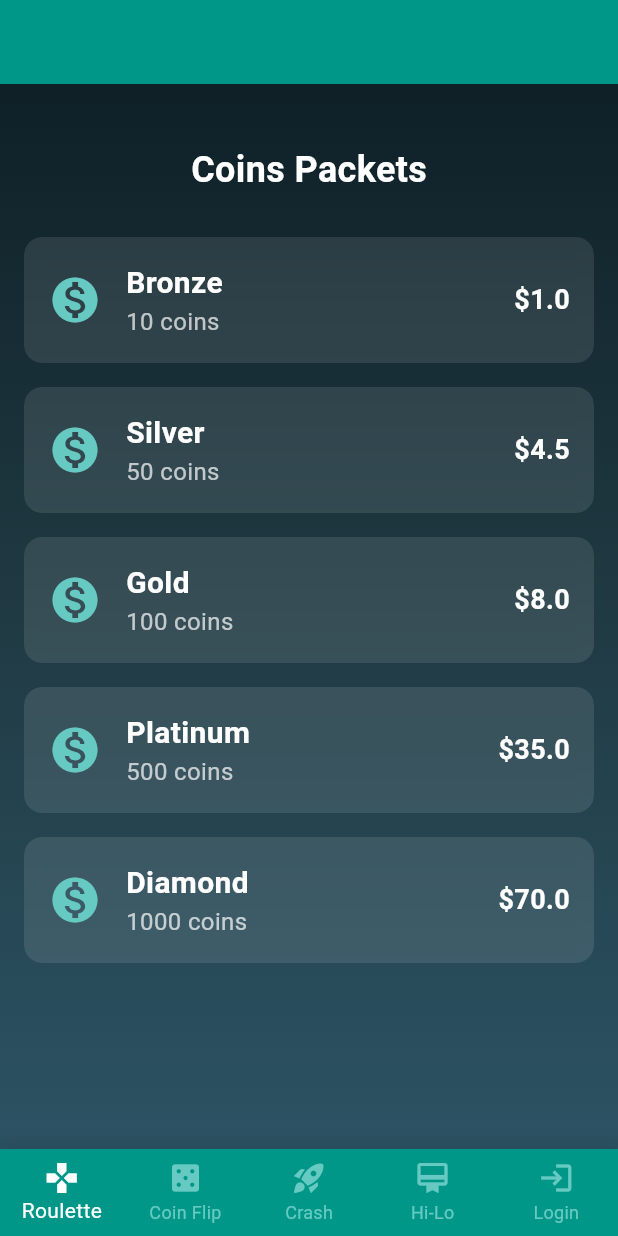
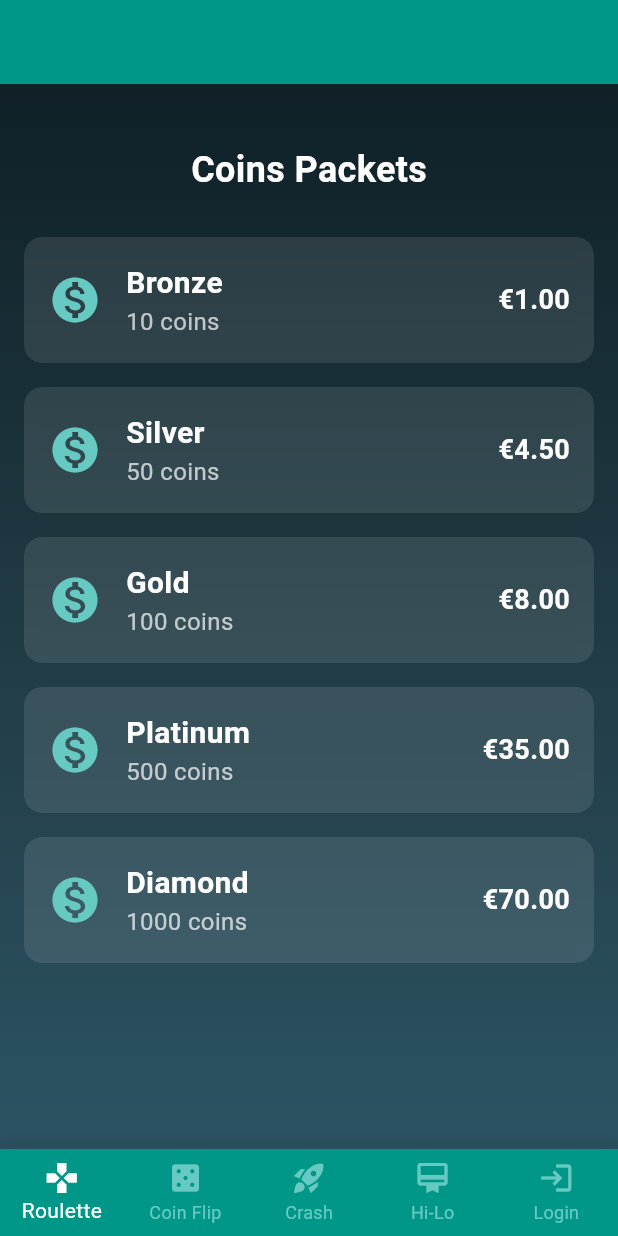
Before and after one commit to xedom/hsma_cpd_project, a Flutter app: the CoinsPage screen opened by its route, on a phone screen of 412 x 824 dp. Run offline on Flutter 3.47's test engine with Material 3 defaults, Android fonts, the light colour scheme and no system bars; our stand-ins replace fl_chart, go_router; missing offline and left inert: dart_jsonwebtoken.

Commit message:
update currency

```diff
--- a/lib/widgets/coin_packet_card.dart
+++ b/lib/widgets/coin_packet_card.dart
@@ -61,7 +61,7 @@ class CoinPacketCard extends StatelessWidget {
                   ],
                 ),
                 Text(
-                  '\$$price',
+                  '€${price.toStringAsFixed(2)}',
                   style: const TextStyle(
                     fontSize: 18,
                     fontWeight: FontWeight.bold,
```
